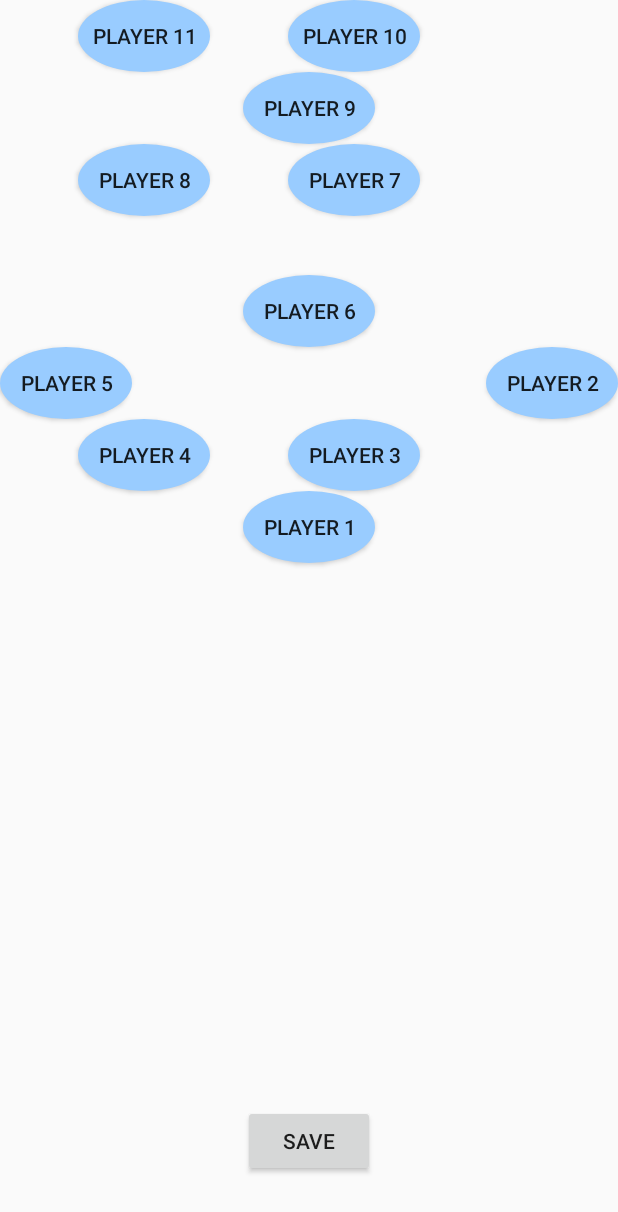
After one commit to rahulchandrashekhar/FootyWiz, an Android app: the layout formation_41212.xml on its own in the app's theme, with its tools: preview values and no code run, on a phone screen of 412 x 824 dp. The commit adds this screen. Shown: the top 1212 px of the screen. Run offline under Robolectric (Android 15) with nearby library versions, the phone set to English and light mode, and no system bars.

Commit message:
Saving Squads
Fixed bugs with saving squads. Removed Save button while saving.

```diff
--- a/app/src/main/AndroidManifest.xml
+++ b/app/src/main/AndroidManifest.xml
@@ -1,6 +1,9 @@
 <?xml version="1.0" encoding="utf-8"?>
 <manifest xmlns:android="http://schemas.android.com/apk/res/android"
     package="com.rahulchandrashekhar.footywiz" >
+
+    <uses-permission android:name="android.permission.WRITE_EXTERNAL_STORAGE" />
+    <uses-permission android:name="android.permission.READ_EXTERNAL_STORAGE" />
 
     <application
         android:allowBackup="true"
@@ -71,6 +74,7 @@
                 android:name="android.support.PARENT_ACTIVITY"
                 android:value="com.rahulchandrashekhar.footywiz.SelectFormation" />
         </activity>
+
     </application>
 
 </manifest>
--- a/app/src/main/java/com/rahulchandrashekhar/footywiz/SelectFormation.java
+++ b/app/src/main/java/com/rahulchandrashekhar/footywiz/SelectFormation.java
@@ -28,7 +28,10 @@ public class SelectFormation extends AppCompatActivity {
         listView = (ListView) findViewById(R.id.formation_list);
 
         String[] values = new String[]{
-                "4-4-2"
+                "4-4-2",
+                "4-1-2-1-2",
+                "5-3-2",
+                "4-3-3"
         };
 
         ArrayAdapter<String> adapter = new ArrayAdapter<String>(this, android.R.layout.simple_list_item_1, android.R.id.text1, values);
@@ -51,6 +54,7 @@ public class SelectFormation extends AppCompatActivity {
 
                 Intent myIntent = new Intent(SelectFormation.this, SquadBuilder.class);
                 myIntent.putExtra("buildName",name);
+                myIntent.putExtra("formationName",itemValue);
                 SelectFormation.this.startActivity(myIntent);
 
 
--- /dev/null
+++ b/app/src/main/res/layout/formation_41212.xml
@@ -0,0 +1,128 @@
+<?xml version="1.0" encoding="utf-8"?>
+<RelativeLayout xmlns:android="http://schemas.android.com/apk/res/android"
+                android:layout_width="match_parent"
+                android:layout_height="match_parent">
+
+    <Button
+        android:layout_width="wrap_content"
+        android:layout_height="wrap_content"
+        android:text="Player 11"
+        android:id="@+id/player_11"
+        android:layout_alignParentTop="true"
+        android:layout_alignParentLeft="true"
+        android:layout_alignParentStart="true"
+        android:layout_marginLeft="52dp"
+        android:background = "@drawable/roundedbutton"
+        android:layout_marginStart="52dp"/>
+
+    <Button
+        android:layout_width="wrap_content"
+        android:layout_height="wrap_content"
+        android:text="Player 10"
+        android:id="@+id/player_10"
+        android:layout_alignParentTop="true"
+        android:layout_toRightOf="@+id/player_11"
+        android:layout_toEndOf="@+id/player_11"
+        android:layout_marginLeft="52dp"
+        android:background = "@drawable/roundedbutton"
+        android:layout_marginStart="52dp"/>
+
+    <Button
+        android:layout_width="wrap_content"
+        android:layout_height="wrap_content"
+        android:text="Player 9"
+        android:id="@+id/player_9"
+        android:layout_below="@+id/player_11"
+        android:background = "@drawable/roundedbutton"
+        android:layout_centerHorizontal="true"/>
+
+    <Button
+        android:layout_width="wrap_content"
+        android:layout_height="wrap_content"
+        android:text="Player 8"
+        android:id="@+id/player_8"
+        android:layout_below="@+id/player_9"
+        android:layout_alignLeft="@+id/player_11"
+        android:background = "@drawable/roundedbutton"
+        android:layout_alignStart="@+id/player_11"/>
+
+    <Button
+        android:layout_width="wrap_content"
+        android:layout_height="wrap_content"
+        android:text="Player 7"
+        android:id="@+id/player_7"
+        android:layout_alignTop="@+id/player_8"
+        android:layout_alignLeft="@+id/player_10"
+        android:background = "@drawable/roundedbutton"
+        android:layout_alignStart="@+id/player_10"/>
+
+    <Button
+        android:layout_width="wrap_content"
+        android:layout_height="wrap_content"
+        android:text="Player 6"
+        android:id="@+id/player_6"
+        android:layout_below="@+id/player_8"
+        android:layout_alignLeft="@+id/player_9"
+        android:layout_alignStart="@+id/player_9"
+        android:background = "@drawable/roundedbutton"
+        android:layout_marginTop="39dp"/>
+
+    <Button
+        android:layout_width="wrap_content"
+        android:layout_height="wrap_content"
+        android:text="Player 5"
+        android:id="@+id/player_5"
+        android:layout_below="@+id/player_6"
+        android:layout_alignParentLeft="true"
+        android:background = "@drawable/roundedbutton"
+        android:layout_alignParentStart="true"/>
+
+    <Button
+        android:layout_width="wrap_content"
+        android:layout_height="wrap_content"
+        android:text="Player 4"
+        android:id="@+id/player_4"
+        android:layout_below="@+id/player_5"
+        android:layout_alignLeft="@+id/player_8"
+        android:background = "@drawable/roundedbutton"
+        android:layout_alignStart="@+id/player_8"/>
+
+    <Button
+        android:layout_width="wrap_content"
+        android:layout_height="wrap_content"
+        android:text="Player 3"
+        android:id="@+id/player_3"
+        android:layout_alignBottom="@+id/player_4"
+        android:layout_alignLeft="@+id/player_7"
+        android:background = "@drawable/roundedbutton"
+        android:layout_alignStart="@+id/player_7"/>
+
+    <Button
+        android:layout_width="wrap_content"
+        android:layout_height="wrap_content"
+        android:text="Player 2"
+        android:id="@+id/player_2"
+        android:layout_above="@+id/player_3"
+        android:layout_alignParentRight="true"
+        android:background = "@drawable/roundedbutton"
+        android:layout_alignParentEnd="true"/>
+
+    <Button
+        android:layout_width="wrap_content"
+        android:layout_height="wrap_content"
+        android:text="Player 1"
+        android:id="@+id/player_1"
+        android:layout_below="@+id/player_4"
+        android:layout_alignLeft="@+id/player_6"
+        android:background = "@drawable/roundedbutton"
+        android:layout_alignStart="@+id/player_6"/>
+
+    <Button
+        android:layout_width="wrap_content"
+        android:layout_height="wrap_content"
+        android:text="Save"
+        android:id="@+id/save_button"
+        android:layout_alignParentBottom="true"
+        android:layout_centerHorizontal="true"
+        android:layout_marginBottom="39dp"/>
+</RelativeLayout>
```
Also changed, not shown: app/src/main/java/com/rahulchandrashekhar/footywiz/SquadBuilder.java (+91 -2 lines), app/src/main/java/com/rahulchandrashekhar/footywiz/SquadListView.java (+10 -1 lines), app/src/main/res/layout/activity_squad_builder.xml (+7 -2 lines), app/src/main/res/layout/formation_4331.xml (added, +122 -0 lines), app/src/main/res/layout/formation_442.xml (added, +127 -0 lines), app/src/main/res/layout/formation_532.xml (added, +129 -0 lines), 1 other file.
